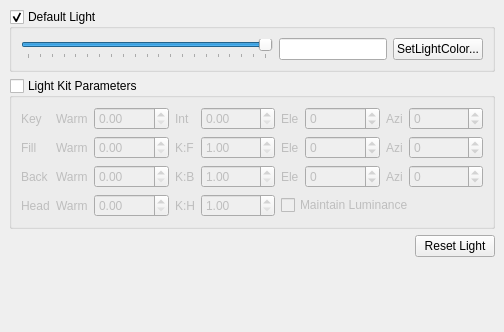
Above: Qt/Components/Resources/UI/pqRenderViewOptions.ui from wildmichael/ParaView3-enhancements-old before the change. Below: the same form after it.
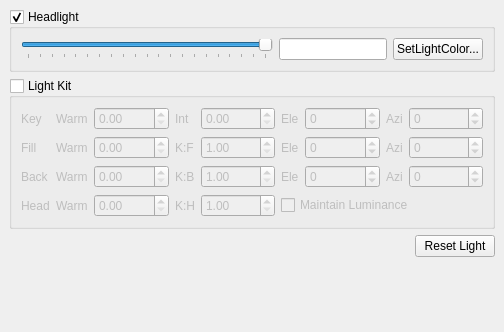
That is the form after the change. The open tabs and pages were chosen to show the change. Custom widgets are drawn as their Qt base class.

Diff of the .ui file:
```diff
--- a/Qt/Components/Resources/UI/pqRenderViewOptions.ui
+++ b/Qt/Components/Resources/UI/pqRenderViewOptions.ui
@@ -147,7 +147,7 @@
           </size>
          </property>
          <property name="title" >
-          <string>Default Light</string>
+          <string>Headlight</string>
          </property>
          <property name="checkable" >
           <bool>true</bool>
@@ -236,7 +236,7 @@
           </size>
          </property>
          <property name="title" >
-          <string>Light Kit Parameters</string>
+          <string>Light Kit</string>
          </property>
          <property name="checkable" >
           <bool>true</bool>
```
